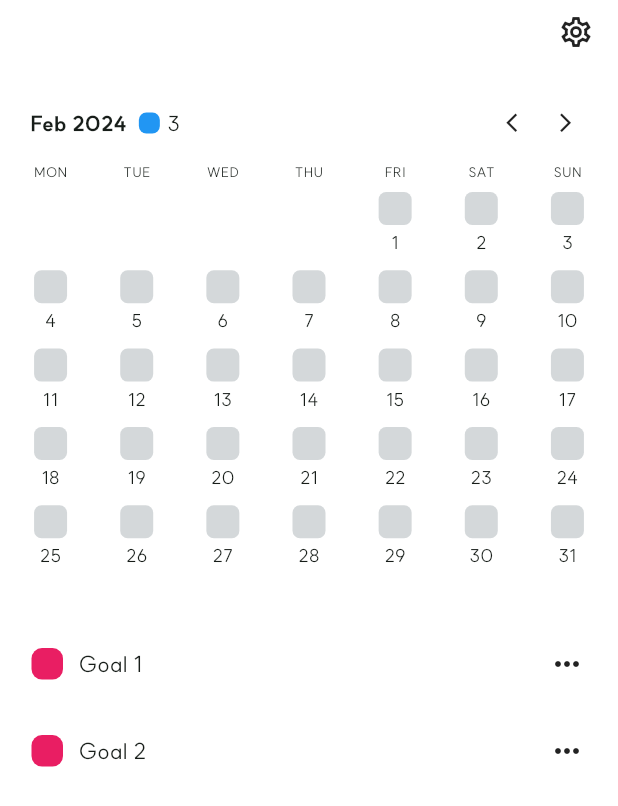
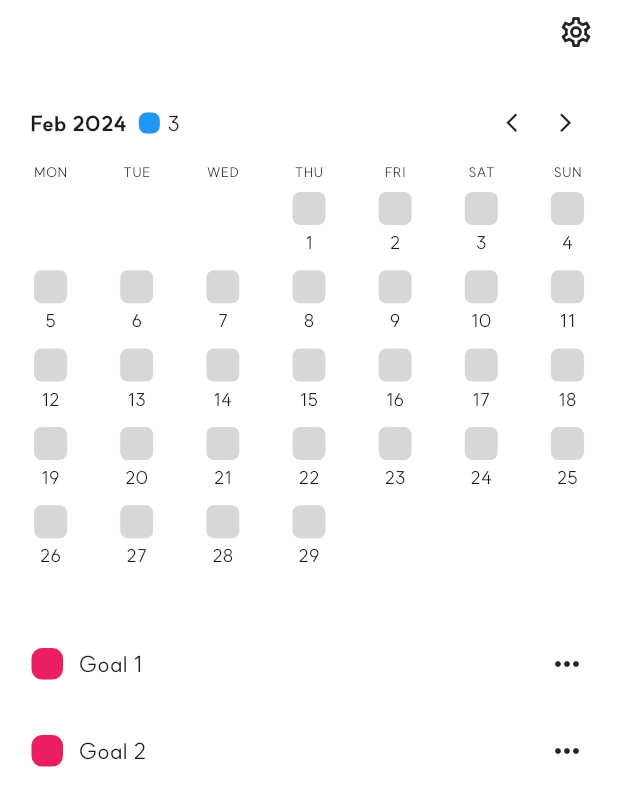
Before and after one commit to zimkjh/BetterThanYesterday, a Flutter app: the MonthlyPage screen opened by its route, after a tap on the "arrow back ios" icon, on a phone screen of 412 x 824 dp. Shown: the top 806 px of the screen. Run offline on Flutter 3.47's test engine with Material 3 defaults, Android fonts, the phone set to English and light mode, and no system bars; our stand-ins replace get, get_storage; accounts and stored records are empty; project files that could hold a hidden picture were left out.

Commit message:
Update calendar gridview to change when paging

```diff
--- a/lib/app/modules/monthly/calendar_grid_view.dart
+++ b/lib/app/modules/monthly/calendar_grid_view.dart
@@ -1,16 +1,18 @@
 import 'package:bty/app/modules/monthly/calendar_day_view.dart';
 import 'package:bty/app/modules/monthly/calendar_view.dart';
-import 'package:bty/app/modules/monthly/controller.dart';
 import 'package:flutter/material.dart';
 import 'package:get/get.dart';
 
-class CalendarGridView extends GetView<MonthlyController> {
-  const CalendarGridView();
-  List<Widget> _buildCalendarDays(DateTime currentDate) {
+class CalendarGridView extends StatelessWidget {
+  final DateTime now;
+
+  const CalendarGridView(this.now);
+
+  List<Widget> _buildCalendarDays() {
     List<Widget> dayWidgets = [];
 
-    DateTime firstOfMonth = DateTime(currentDate.year, currentDate.month, 1);
-    DateTime lastOfMonth = DateTime(currentDate.year, currentDate.month + 1, 0);
+    DateTime firstOfMonth = DateTime(now.year, now.month, 1);
+    DateTime lastOfMonth = DateTime(now.year, now.month + 1, 0);
 
     int startPadding = (firstOfMonth.weekday - 1) % 7;
 
@@ -29,8 +31,7 @@ class CalendarGridView extends GetView<MonthlyController> {
 
   @override
   Widget build(BuildContext context) {
-    var now = DateTime.now();
-    final calendardays = _buildCalendarDays(now);
+    final calendardays = _buildCalendarDays();
     const aspectRatio = 1.1;
     final itemHeight =
         (Get.width - CalendarView.horizontalMargin * 2) / 7 / aspectRatio;
--- a/lib/app/modules/monthly/calendar_view.dart
+++ b/lib/app/modules/monthly/calendar_view.dart
@@ -1,10 +1,11 @@
 import 'package:bty/app/modules/monthly/calendar_dayoftheweek_widget.dart';
 import 'package:bty/app/modules/monthly/calendar_header_view.dart';
 import 'package:bty/app/modules/monthly/calendar_grid_view.dart';
+import 'package:bty/app/modules/monthly/controller.dart';
 import 'package:flutter/material.dart';
 import 'package:get/get.dart';
 
-class CalendarView extends StatelessWidget {
+class CalendarView extends GetView<MonthlyController> {
   static const double horizontalMargin = 5;
 
   const CalendarView();
@@ -13,13 +14,13 @@ class CalendarView extends StatelessWidget {
   Widget build(BuildContext context) {
     return SizedBox(
       width: Get.width,
-      child: const Column(
+      child: Column(
         children: [
-          SizedBox(height: 9),
-          CalendarHeaderView(),
-          SizedBox(height: 10),
-          CalendarDayOfTheWeekWidget(),
-          CalendarGridView(),
+          const SizedBox(height: 9),
+          const CalendarHeaderView(),
+          const SizedBox(height: 10),
+          const CalendarDayOfTheWeekWidget(),
+          Obx(() => CalendarGridView(controller.now)),
         ],
       ),
     );
--- a/lib/app/modules/monthly/controller.dart
+++ b/lib/app/modules/monthly/controller.dart
@@ -41,7 +41,7 @@ class MonthlyController extends GetxController {
       );
     }
 
-    _now.value = prevMonth;
+    now = prevMonth;
   }
 
   void goToNextMonth() {
@@ -53,6 +53,6 @@ class MonthlyController extends GetxController {
       nextMonth = DateTime(now.year, now.month + 1, 1);
     }
 
-    _now.value = nextMonth;
+    now = nextMonth;
   }
 }
```
